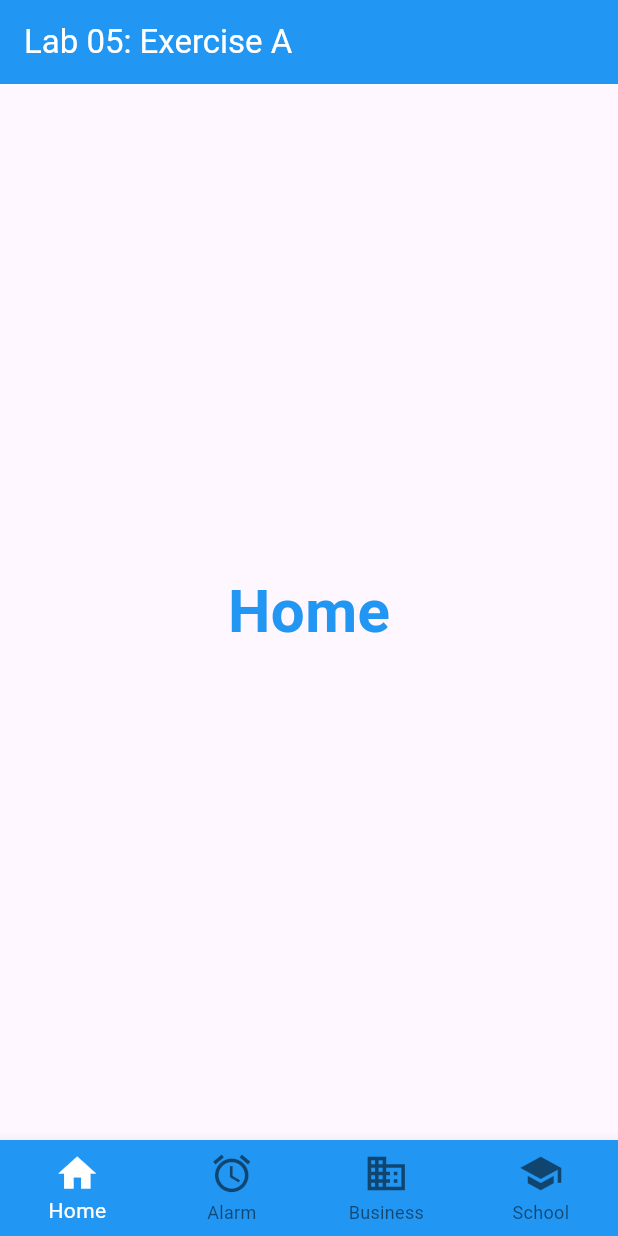
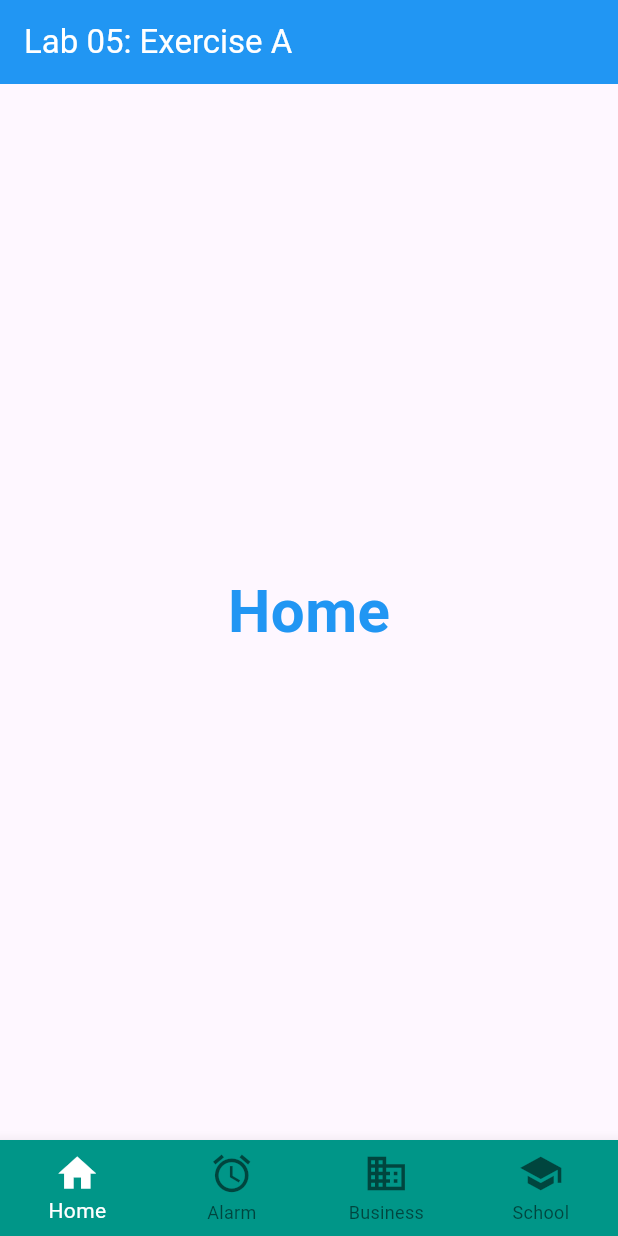
Before and after one commit to shelsynicholas05-stack/TMA3084_G02_102958_Lab05_Lesson07, a Flutter app: the screen it shows after launch, on a phone screen of 412 x 824 dp. Run offline on Flutter 3.47's test engine with Material 3 defaults, Android fonts, the phone set to English and light mode, and no system bars.

Commit message:
Change bottom bar colour to teal on main

```diff
--- a/Part1/lib/main.dart
+++ b/Part1/lib/main.dart
@@ -48,7 +48,7 @@ class _BottomNavLabState extends State<BottomNavLab> {
       bottomNavigationBar: BottomNavigationBar(
         type: BottomNavigationBarType.fixed,
         fixedColor: Colors.white,
-        backgroundColor: Colors.blue,
+        backgroundColor: Colors.teal,
         iconSize: 30,
         currentIndex: currentIndex,
         onTap: (int index) {
```
